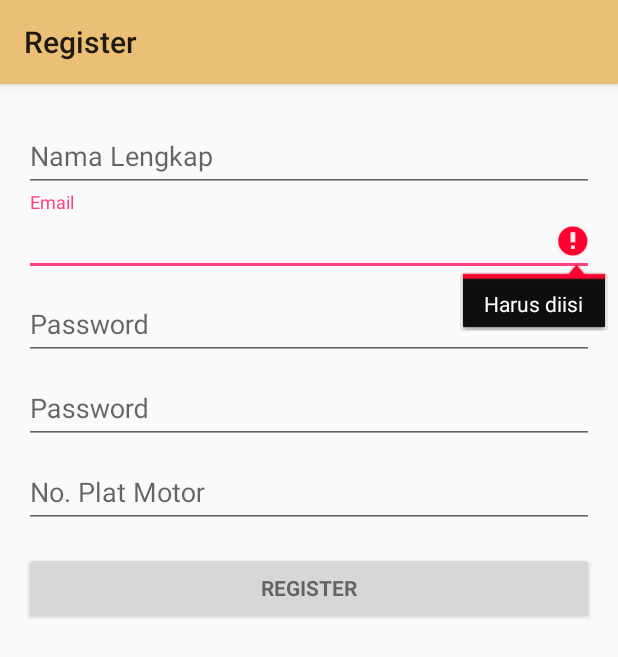
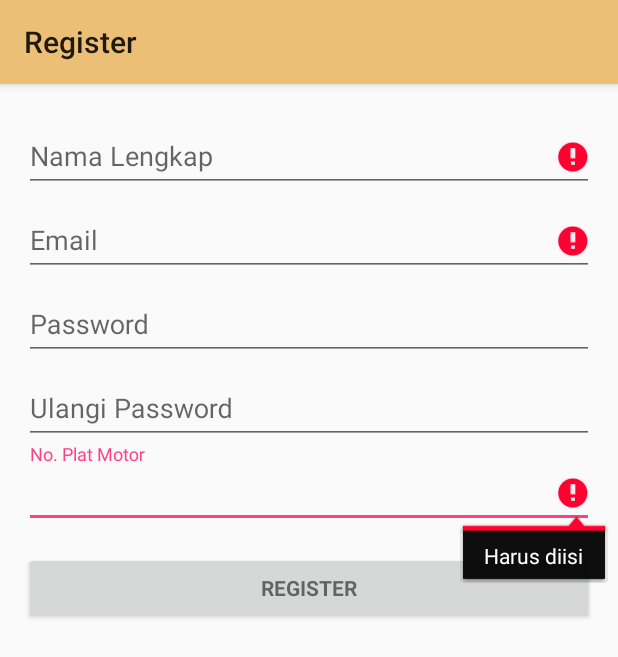
Before and after one commit to MuhSalmaNabila/Driver-Control, an Android app: the RegisterActivity screen opened directly, with no data from a screen before it, after a tap on "REGISTER", on a phone screen of 412 x 824 dp. Shown: the top 657 px of the screen. Run offline under Robolectric (Android 15) with nearby library versions, the phone set to English and light mode, and no system bars; 2 statements that could not run were skipped.

Commit message:
register

```diff
--- a/app/src/main/java/com/ditrol/tugasakhir/RegisterActivity.java
+++ b/app/src/main/java/com/ditrol/tugasakhir/RegisterActivity.java
@@ -135,6 +135,12 @@ public class RegisterActivity extends AppCompatActivity implements LoaderCallbac
 
         boolean cancel = false;
         View focusView = null;
+        //username
+        if (TextUtils.isEmpty(nama_lengkap)) {
+            mNamaLengkapView.setError(getString(R.string.error_field_required));
+            focusView = mNamaLengkapView;
+            cancel = true;
+        }
 
         // Check for a valid password, if the user entered one.
         if (!TextUtils.isEmpty(password) && !isPasswordValid(password)) {
@@ -149,7 +155,6 @@ public class RegisterActivity extends AppCompatActivity implements LoaderCallbac
             cancel = true;
         }
 
-
         // Check for a valid email address.
         if (TextUtils.isEmpty(email)) {
             mEmailView.setError(getString(R.string.error_field_required));
@@ -158,6 +163,13 @@ public class RegisterActivity extends AppCompatActivity implements LoaderCallbac
         } else if (!isEmailValid(email)) {
             mEmailView.setError(getString(R.string.error_invalid_email));
             focusView = mEmailView;
+            cancel = true;
+        }
+
+        //plat motor
+        if (TextUtils.isEmpty(plat_motor)) {
+            mPlatMotor.setError(getString(R.string.error_field_required));
+            focusView = mPlatMotor;
             cancel = true;
         }
 
--- a/app/src/main/res/layout/activity_register.xml
+++ b/app/src/main/res/layout/activity_register.xml
@@ -89,7 +89,7 @@
                     android:id="@+id/ulang_password"
                     android:layout_width="match_parent"
                     android:layout_height="wrap_content"
-                    android:hint="@string/prompt_password"
+                    android:hint="@string/prompt_password1"
                     android:imeActionId="@+id/no_plat_motor"
                     android:imeActionLabel="@string/action_ulang_password"
                     android:imeOptions="actionUnspecified"
@@ -109,10 +109,10 @@
                     android:layout_width="match_parent"
                     android:layout_height="wrap_content"
                     android:hint="@string/no_plat_motor"
-                    android:imeActionId="@+id/no_hp"
+                    android:imeActionId="@+id/no_plat_motor"
                     android:imeActionLabel="@string/action_next"
                     android:imeOptions="actionUnspecified"
-                    android:inputType="number"
+                    android:inputType="textAutoComplete"
                     android:maxLines="1"
                     android:singleLine="true" />
 
--- a/app/src/main/res/values/strings.xml
+++ b/app/src/main/res/values/strings.xml
@@ -19,6 +19,7 @@
     <!-- Strings related to login -->
     <string name="prompt_email">Email</string>
     <string name="prompt_password">Password</string>
+    <string name="prompt_password1">Ulangi Password</string>
     <string name="action_sign_in">Sign in</string>
     <string name="action_sign_in_short">Sign in</string>
     <string name="error_invalid_email">Email tidak valid</string>
```
Also changed, not shown: 1 other file.
